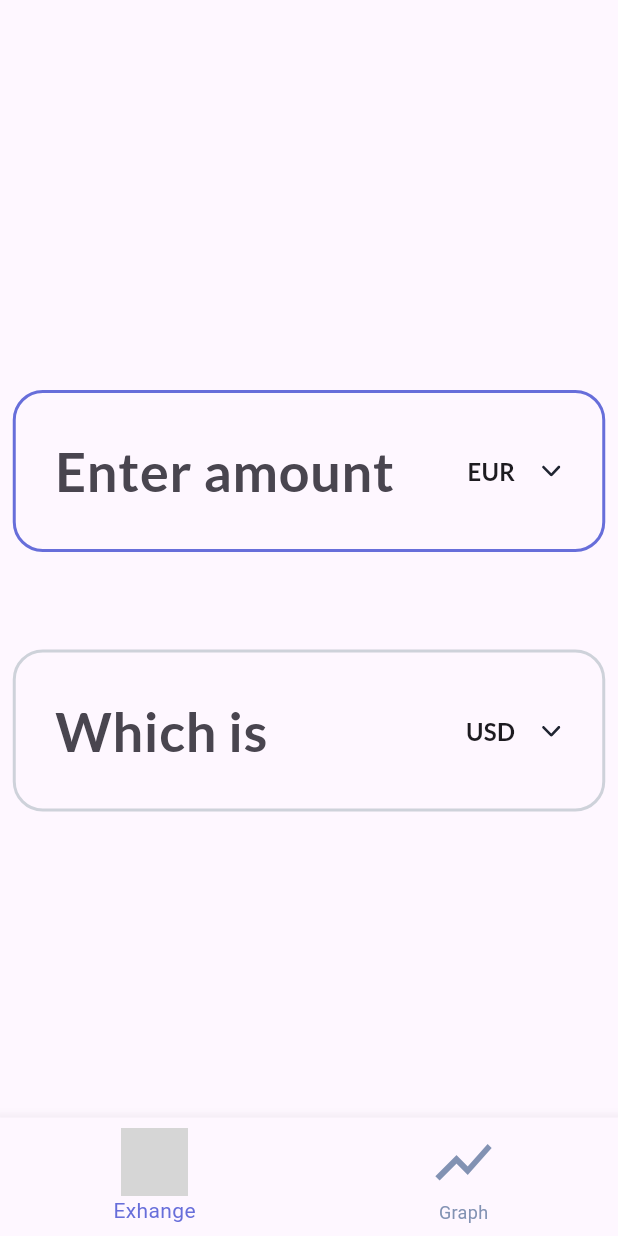
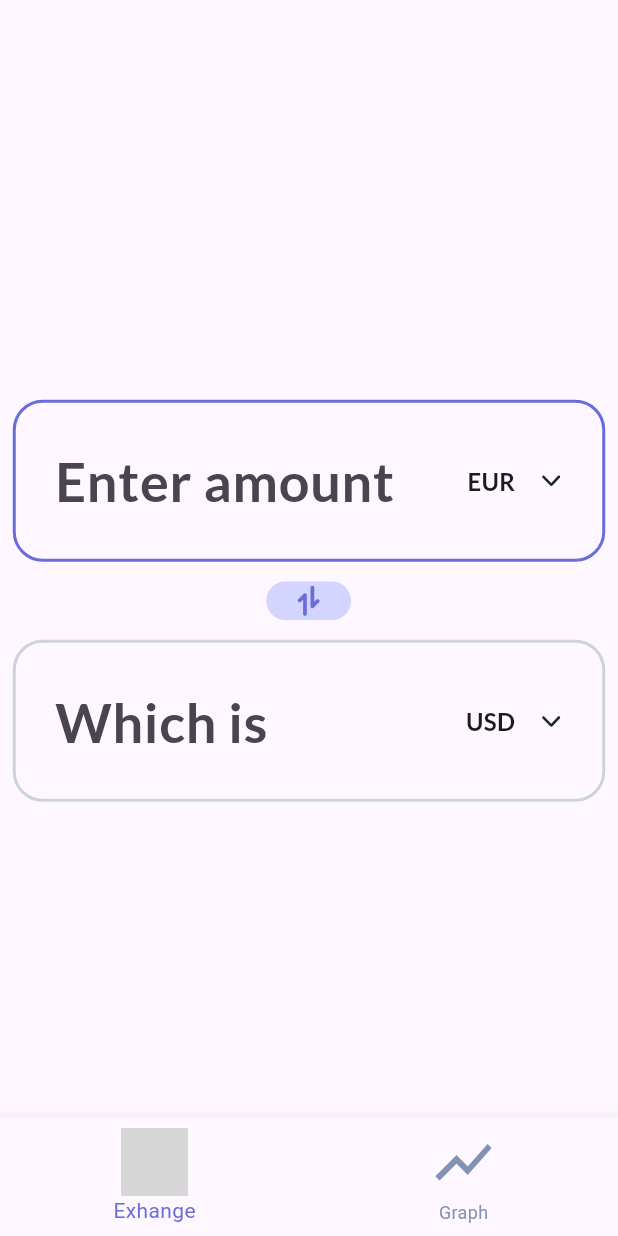
Before and after one commit to Simon-du06/my_flutter_currency_app, a Flutter app: the screen it shows after launch, on a phone screen of 412 x 824 dp. Run offline on Flutter 3.47's test engine with Material 3 defaults, Android fonts, the phone set to English and light mode, and no system bars; our stand-ins replace flutter_svg, google_fonts; network calls fail; grey boxes are pictures that could not be loaded.

Commit message:
feat: add currency swap functionality between base and result

```diff
--- a/lib/views/tabs/currency_converter_page.dart
+++ b/lib/views/tabs/currency_converter_page.dart
@@ -1,4 +1,5 @@
 import 'package:flutter/material.dart';
+import 'package:flutter_svg/flutter_svg.dart';
 
 import 'package:my_flutter_currency_app/views/widgets/input_fields.dart';
 import 'package:my_flutter_currency_app/views/widgets/currency_selection_sheet.dart';
@@ -77,6 +78,16 @@ class _MyHomePageState extends State<MyHomePage>
     );
   }
 
+  void _swapCurrencies() {
+    String temp = _baseCurrency;
+    _baseCurrency = _selectedCurrency;
+    _selectedCurrency = temp;
+
+    _amount.text = _result.text;
+
+    _loadRates(_baseCurrency);
+  }
+
   @override
   Widget build(BuildContext context) {
     return Scaffold(
@@ -94,7 +105,12 @@ class _MyHomePageState extends State<MyHomePage>
               onChanged: _onAmountChanged,
               onCurrencyTap: () => _onCurrencyTap("base"),
             ),
-            SizedBox(height: 65),
+            SizedBox(height: 13),
+            GestureDetector(
+              onTap: _swapCurrencies,
+              child: SvgPicture.asset("assets/icons/switch.svg"),
+            ),
+            SizedBox(height: 13),
             ResultField(
               controller: _result,
               selectedCurrency: _selectedCurrency,
```
